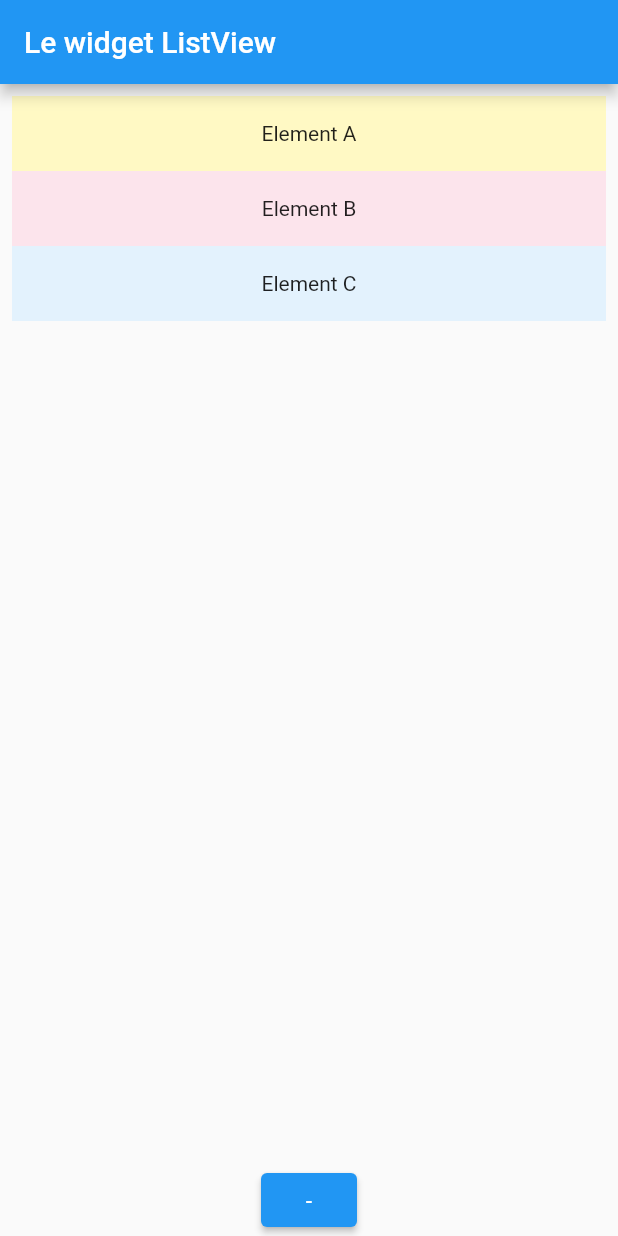
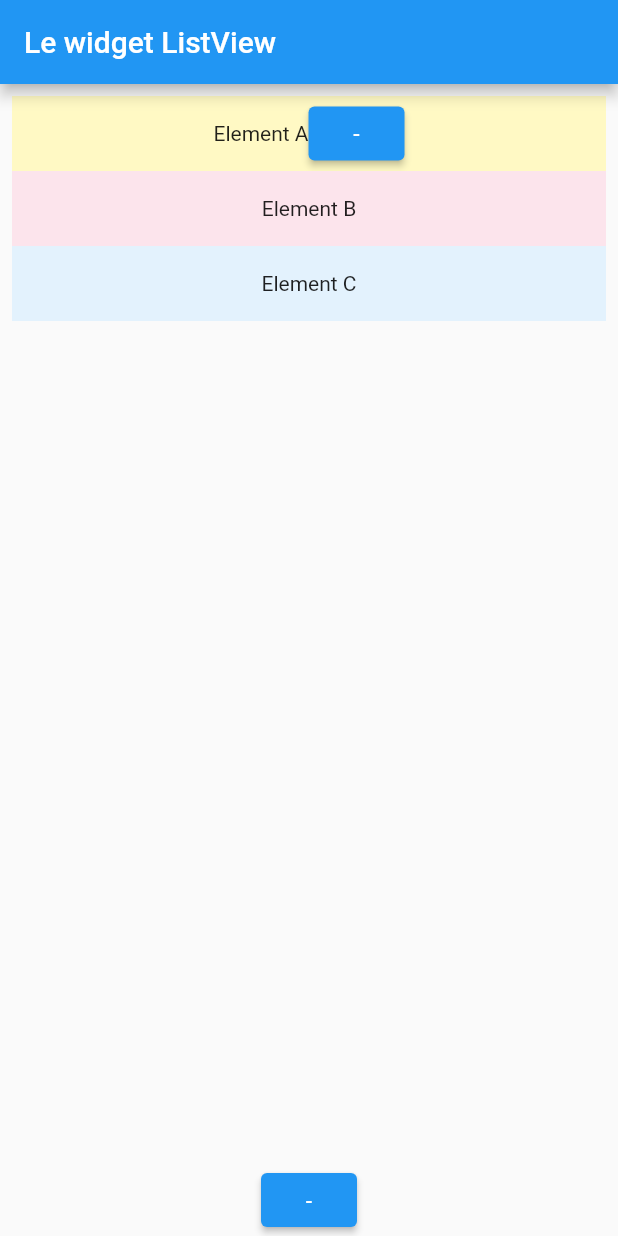
Before and after one commit to StillLearningHowToCode/Flutter, a Flutter app: the screen it shows after launch, on a phone screen of 412 x 824 dp. Run offline on Flutter 3.47's test engine with Material 2 defaults, Android fonts, the phone set to English and light mode, and no system bars; our stand-ins replace form_field_validator.

Commit message:
Update main.dart
button in the container

```diff
--- a/bdd_distante/lib/main.dart
+++ b/bdd_distante/lib/main.dart
@@ -77,10 +77,21 @@ class _MyHomePageState extends State<MyHomePage> {
               child:
                   ListView(padding: const EdgeInsets.all(8), children: <Widget>[
                 Container(
-                  height: 50,
-                  color: Colors.yellow[100],
-                  child: const Center(child: Text('Element A')),
-                ),
+                    // alignment: Alignment.center,
+                    height: 50,
+                    color: Colors.yellow[100],
+                    child: Row(
+                      children: [
+                        const Center(child: Text('Element A')),
+                        ElevatedButton(
+                          onPressed: () {
+                            _showMyDialog();
+                          },
+                          child: const Text('-'),
+                        ),
+                      ],
+                      mainAxisAlignment: MainAxisAlignment.center,
+                    )),
                 Container(
                   height: 50,
                   color: Colors.pink[50],
```
